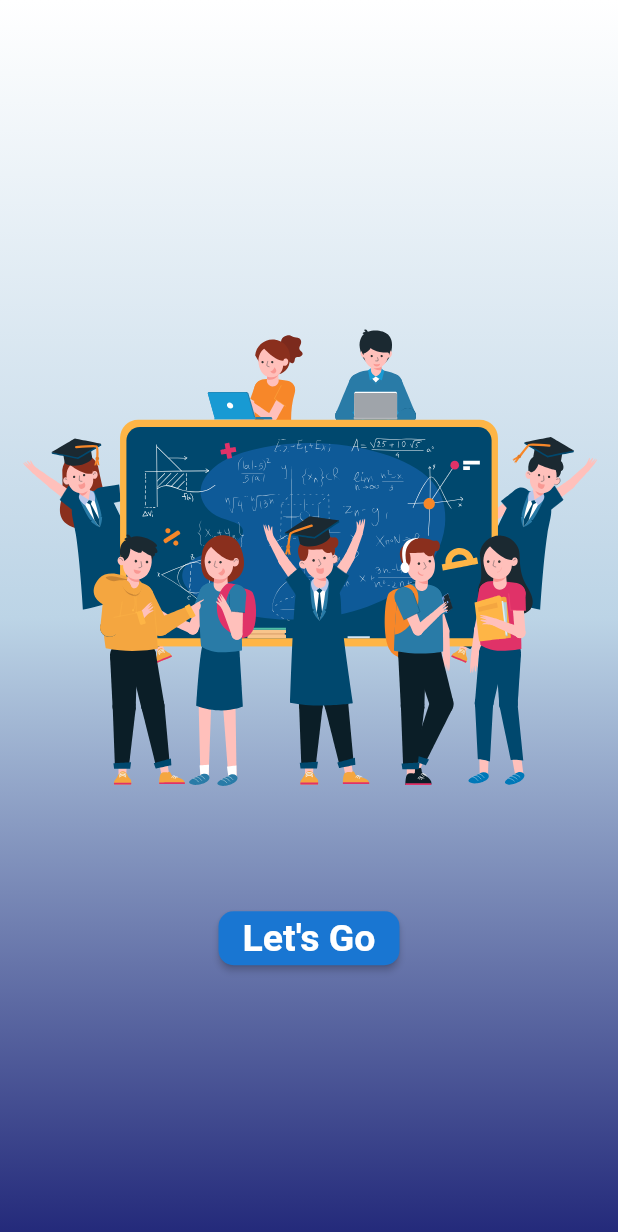
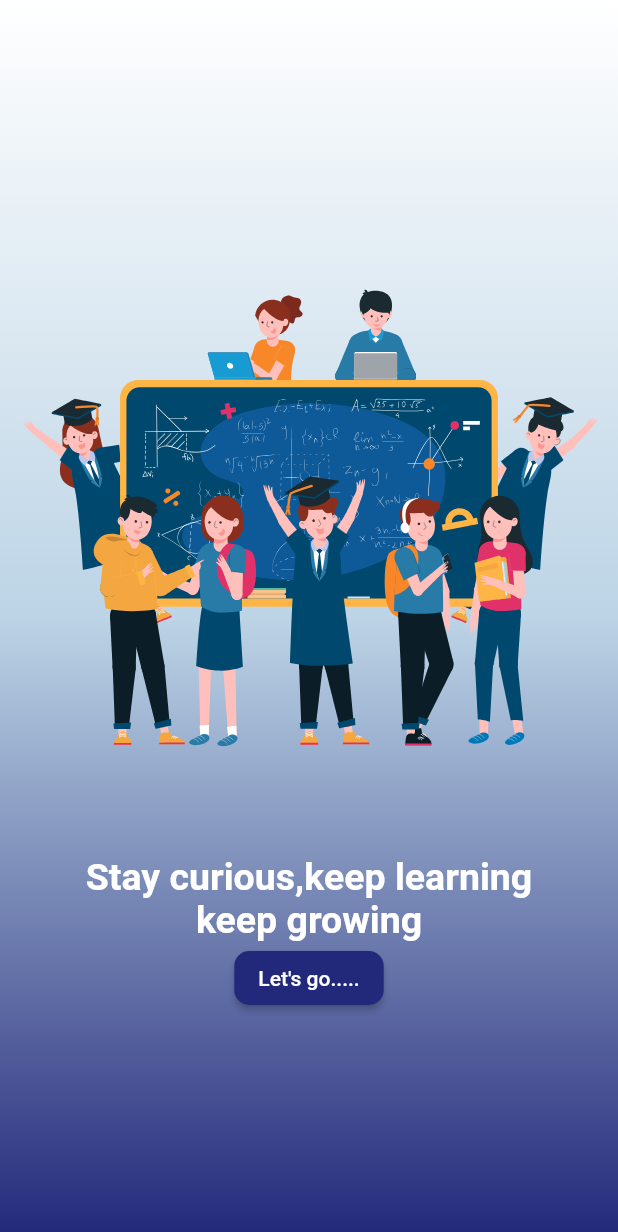
Before and after one commit to sangeeta2701/admission_app, a Flutter app: the screen it shows after launch, on a phone screen of 412 x 824 dp. Shown: the top 1232 px of the screen. Run offline on Flutter 3.47's test engine with Material 2 defaults, Android fonts, the phone set to English and light mode, and no system bars; our stand-ins replace carousel_slider, lottie.

Commit message:
college admission app

```diff
--- a/lib/main.dart
+++ b/lib/main.dart
@@ -42,31 +42,39 @@ class _MyHomePageState extends State<MyHomePage> {
             end: Alignment.bottomCenter,
           ),
         ),
-        child: Column(
-          mainAxisAlignment: MainAxisAlignment.center,
-          children: [
+        child: Column(mainAxisAlignment: MainAxisAlignment.center, children: [
           Lottie.asset("assets/67934-studyly.json"),
           SizedBox(
-              height: 15,
+            height: 10,
+          ),
+          Text(
+            "Stay curious,keep learning",
+            style: TextStyle(
+                fontSize: 25, color: Colors.white, fontWeight: FontWeight.bold),
+          ),
+          Text(
+            "keep growing",
+            style: TextStyle(
+                fontSize: 25, color: Colors.white, fontWeight: FontWeight.bold),
           ),
           ElevatedButton(
+            child: Text("Let's go....."),
+            onPressed: () {
+              Navigator.push(
+                context,
+                MaterialPageRoute(
+                  builder: (context) => SignUpScreen(),
+                ),
+              );
+            },
             style: ElevatedButton.styleFrom(
-                primary: Colors.blue.shade700,
+              primary: Color.fromRGBO(35, 41, 122, 1),
               shape: RoundedRectangleBorder(
                 borderRadius: BorderRadius.circular(10),
               ),
             ),
-              onPressed: () {
-                Navigator.push(context,
-                    MaterialPageRoute(builder: (context) => SignUpScreen()));
-              },
-              child: Text(
-                "Let's Go",
-                style: TextStyle(fontSize: 25, fontWeight: FontWeight.bold),
           ),
-            )
-          ],
-        ),
+        ]),
       ),
     );
   }
```
Lines whose indentation alone changed are shown as unchanged.
